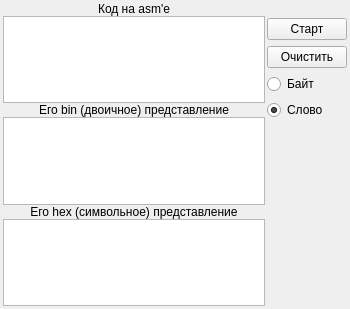
This is mainwindow.ui in shuvaev32167/AsmToChiChi as Qt 5 draws it before an edit. The edited form follows.
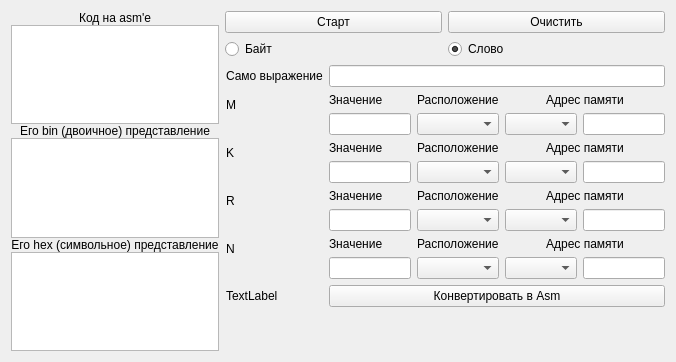
This is the edited form.

The edit to the form file:
```diff
--- a/mainwindow.ui
+++ b/mainwindow.ui
@@ -6,8 +6,8 @@
    <rect>
     <x>0</x>
     <y>0</y>
-    <width>350</width>
-    <height>309</height>
+    <width>676</width>
+    <height>362</height>
    </rect>
   </property>
   <property name="minimumSize">
@@ -20,75 +20,9 @@
    <string>Конвертер для чичи</string>
   </property>
   <widget class="QWidget" name="centralWidget">
-   <layout class="QGridLayout" name="gridLayout">
-    <property name="leftMargin">
-     <number>3</number>
-    </property>
-    <property name="topMargin">
-     <number>2</number>
-    </property>
-    <property name="rightMargin">
-     <number>3</number>
-    </property>
-    <property name="bottomMargin">
-     <number>3</number>
-    </property>
-    <property name="spacing">
-     <number>2</number>
-    </property>
-    <item row="0" column="1">
-     <layout class="QVBoxLayout" name="verticalLayout">
-      <property name="topMargin">
-       <number>16</number>
-      </property>
-      <item>
-       <widget class="QPushButton" name="pushButtonStart">
-        <property name="text">
-         <string>Старт</string>
-        </property>
-       </widget>
-      </item>
-      <item>
-       <widget class="QPushButton" name="pushButtonClear">
-        <property name="text">
-         <string>Очистить</string>
-        </property>
-       </widget>
-      </item>
-      <item>
-       <widget class="QRadioButton" name="radioButtonByte">
-        <property name="text">
-         <string>Байт</string>
-        </property>
-       </widget>
-      </item>
-      <item>
-       <widget class="QRadioButton" name="radioButtonWord">
-        <property name="text">
-         <string>Слово</string>
-        </property>
-        <property name="checked">
-         <bool>true</bool>
-        </property>
-       </widget>
-      </item>
-      <item>
-       <spacer name="verticalSpacer">
-        <property name="orientation">
-         <enum>Qt::Vertical</enum>
-        </property>
-        <property name="sizeHint" stdset="0">
-         <size>
-          <width>20</width>
-          <height>40</height>
-         </size>
-        </property>
-       </spacer>
-      </item>
-     </layout>
-    </item>
+   <layout class="QGridLayout" name="gridLayout_7">
     <item row="0" column="0">
-     <layout class="QVBoxLayout" name="verticalLayout_2">
+     <layout class="QVBoxLayout" name="verticalLayoutDisplay">
       <property name="spacing">
        <number>0</number>
       </property>
@@ -144,6 +78,326 @@
       </item>
      </layout>
     </item>
+    <item row="0" column="1">
+     <layout class="QVBoxLayout" name="verticalLayout">
+      <property name="topMargin">
+       <number>0</number>
+      </property>
+      <item>
+       <layout class="QHBoxLayout" name="horizontalLayout">
+        <item>
+         <widget class="QPushButton" name="pushButtonStart">
+          <property name="text">
+           <string>Старт</string>
+          </property>
+         </widget>
+        </item>
+        <item>
+         <widget class="QPushButton" name="pushButtonClear">
+          <property name="text">
+           <string>Очистить</string>
+          </property>
+         </widget>
+        </item>
+       </layout>
+      </item>
+      <item>
+       <layout class="QHBoxLayout" name="horizontalLayoutSize">
+        <item>
+         <widget class="QRadioButton" name="radioButtonByte">
+          <property name="text">
+           <string>Байт</string>
+          </property>
+         </widget>
+        </item>
+        <item>
+         <widget class="QRadioButton" name="radioButtonWord">
+          <property name="text">
+           <string>Слово</string>
+          </property>
+          <property name="checked">
+           <bool>true</bool>
+          </property>
+         </widget>
+        </item>
+       </layout>
+      </item>
+      <item>
+       <layout class="QFormLayout" name="formLayoutCondition">
+        <property name="fieldGrowthPolicy">
+         <enum>QFormLayout::AllNonFixedFieldsGrow</enum>
+        </property>
+        <property name="leftMargin">
+         <number>1</number>
+        </property>
+        <item row="0" column="0">
+         <widget class="QLabel" name="label_4">
+          <property name="text">
+           <string>Само выражение</string>
+          </property>
+         </widget>
+        </item>
+        <item row="0" column="1">
+         <widget class="QLineEdit" name="lineEdit"/>
+        </item>
+        <item row="1" column="0">
+         <widget class="QLabel" name="labelHeaderM">
+          <property name="text">
+           <string>M</string>
+          </property>
+         </widget>
+        </item>
+        <item row="1" column="1">
+         <layout class="QGridLayout" name="gridLayoutParametersM">
+          <item row="1" column="0">
+           <widget class="QLineEdit" name="lineEditValueM">
+            <property name="alignment">
+             <set>Qt::AlignCenter</set>
+            </property>
+           </widget>
+          </item>
+          <item row="0" column="3">
+           <widget class="QLabel" name="labelAddrMemoryOrRegistersM">
+            <property name="text">
+             <string>Адрес памяти</string>
+            </property>
+            <property name="alignment">
+             <set>Qt::AlignCenter</set>
+            </property>
+           </widget>
+          </item>
+          <item row="0" column="0">
+           <widget class="QLabel" name="labelValueM">
+            <property name="text">
+             <string>Значение</string>
+            </property>
+           </widget>
+          </item>
+          <item row="0" column="1">
+           <widget class="QLabel" name="labelAddrM">
+            <property name="text">
+             <string>Расположение</string>
+            </property>
+           </widget>
+          </item>
+          <item row="1" column="1">
+           <widget class="QComboBox" name="comboBoxAddrM"/>
+          </item>
+          <item row="1" column="3">
+           <layout class="QHBoxLayout" name="horizontalLayoutAddrM">
+            <item>
+             <widget class="QComboBox" name="comboBoxRegistersM">
+              <property name="editable">
+               <bool>false</bool>
+              </property>
+             </widget>
+            </item>
+            <item>
+             <widget class="QLineEdit" name="lineEditAddrMemoryM">
+              <property name="alignment">
+               <set>Qt::AlignCenter</set>
+              </property>
+             </widget>
+            </item>
+           </layout>
+          </item>
+         </layout>
+        </item>
+        <item row="2" column="0">
+         <widget class="QLabel" name="labelHeaderK">
+          <property name="text">
+           <string>K</string>
+          </property>
+         </widget>
+        </item>
+        <item row="2" column="1">
+         <layout class="QGridLayout" name="gridLayoutParametersK">
+          <item row="0" column="1">
+           <widget class="QLabel" name="labelAddrK">
+            <property name="text">
+             <string>Расположение</string>
+            </property>
+           </widget>
+          </item>
+          <item row="2" column="1">
+           <widget class="QComboBox" name="comboBoxAddrK"/>
+          </item>
+          <item row="0" column="3">
+           <widget class="QLabel" name="labelAddrMemoryOrRegistersK">
+            <property name="text">
+             <string>Адрес памяти</string>
+            </property>
+            <property name="alignment">
+             <set>Qt::AlignCenter</set>
+            </property>
+           </widget>
+          </item>
+          <item row="2" column="0">
+           <widget class="QLineEdit" name="lineEditValueK">
+            <property name="alignment">
+             <set>Qt::AlignCenter</set>
+            </property>
+           </widget>
+          </item>
+          <item row="0" column="0">
+           <widget class="QLabel" name="labelValueK">
+            <property name="text">
+             <string>Значение</string>
+            </property>
+           </widget>
+          </item>
+          <item row="2" column="3">
+           <layout class="QHBoxLayout" name="horizontalLayoutAddrK">
+            <item>
+             <widget class="QComboBox" name="comboBoxRegistersK"/>
+            </item>
+            <item>
+             <widget class="QLineEdit" name="lineEditAddrMemoryK">
+              <property name="alignment">
+               <set>Qt::AlignCenter</set>
+              </property>
+             </widget>
+            </item>
+           </layout>
+          </item>
+         </layout>
+        </item>
+        <item row="3" column="0">
+         <widget class="QLabel" name="labelHeaderR">
+          <property name="text">
+           <string>R</string>
+          </property>
+         </widget>
+        </item>
+        <item row="3" column="1">
+         <layout class="QGridLayout" name="gridLayoutParametersR">
+          <item row="1" column="1">
+           <widget class="QComboBox" name="comboBoxAddrR"/>
+          </item>
+          <item row="0" column="1">
+           <widget class="QLabel" name="labelAddrR">
+            <property name="text">
+             <string>Расположение</string>
+            </property>
+           </widget>
+          </item>
+          <item row="1" column="0">
+           <widget class="QLineEdit" name="lineEditValueR">
+            <property name="alignment">
+             <set>Qt::AlignCenter</set>
+            </property>
+           </widget>
+          </item>
+          <item row="0" column="3">
+           <widget class="QLabel" name="labelAddrMemoryOrRegistersR">
+            <property name="text">
+             <string>Адрес памяти</string>
+            </property>
+            <property name="alignment">
+             <set>Qt::AlignCenter</set>
+            </property>
+           </widget>
+          </item>
+          <item row="0" column="0">
+           <widget class="QLabel" name="labelValueR">
+            <property name="text">
+             <string>Значение</string>
+            </property>
+           </widget>
+          </item>
+          <item row="1" column="3">
+           <layout class="QHBoxLayout" name="horizontalLayoutAddrR">
+            <item>
+             <widget class="QComboBox" name="comboBoxRegistersR"/>
+            </item>
+            <item>
+             <widget class="QLineEdit" name="lineEditAddrMemoryR">
+              <property name="alignment">
+               <set>Qt::AlignCenter</set>
+              </property>
+             </widget>
+            </item>
+           </layout>
+          </item>
+         </layout>
+        </item>
+        <item row="4" column="0">
+         <widget class="QLabel" name="labelHeaderN">
+          <property name="text">
+           <string>N</string>
+          </property>
+         </widget>
+        </item>
+        <item row="4" column="1">
+         <layout class="QGridLayout" name="gridLayoutParametersN">
+          <item row="0" column="3">
+           <widget class="QLabel" name="labelAddrMemoryOrRegistersN">
+            <property name="text">
+             <string>Адрес памяти</string>
+            </property>
+            <property name="alignment">
+             <set>Qt::AlignCenter</set>
+            </property>
+           </widget>
+          </item>
+          <item row="1" column="0">
+           <widget class="QLineEdit" name="lineEditValueN">
+            <property name="alignment">
+             <set>Qt::AlignCenter</set>
+            </property>
+           </widget>
+          </item>
+          <item row="1" column="1">
+           <widget class="QComboBox" name="comboBoxAddrN"/>
+          </item>
+          <item row="0" column="0">
+           <widget class="QLabel" name="labelValueN">
+            <property name="text">
+             <string>Значение</string>
+            </property>
+           </widget>
+          </item>
+          <item row="0" column="1">
+           <widget class="QLabel" name="labelAddrN">
+            <property name="text">
+             <string>Расположение</string>
+            </property>
+           </widget>
+          </item>
+          <item row="1" column="3">
+           <layout class="QHBoxLayout" name="horizontalLayoutAddrN">
+            <item>
+             <widget class="QComboBox" name="comboBoxRegistersN"/>
+            </item>
+            <item>
+             <widget class="QLineEdit" name="lineEditAddrMemoryN">
+              <property name="alignment">
+               <set>Qt::AlignCenter</set>
+              </property>
+             </widget>
+            </item>
+           </layout>
+          </item>
+         </layout>
+        </item>
+        <item row="5" column="0">
+         <widget class="QLabel" name="label_5">
+          <property name="text">
+           <string>TextLabel</string>
+          </property>
+         </widget>
+        </item>
+        <item row="5" column="1">
+         <widget class="QPushButton" name="pushButtonToAsm">
+          <property name="text">
+           <string>Конвертировать в Asm</string>
+          </property>
+         </widget>
+        </item>
+       </layout>
+      </item>
+     </layout>
+    </item>
    </layout>
    <zorder>textEditAsm</zorder>
    <zorder>textEditBin</zorder>
```
Left out of the diff: 20 changed lines with no effect on the pictures.
